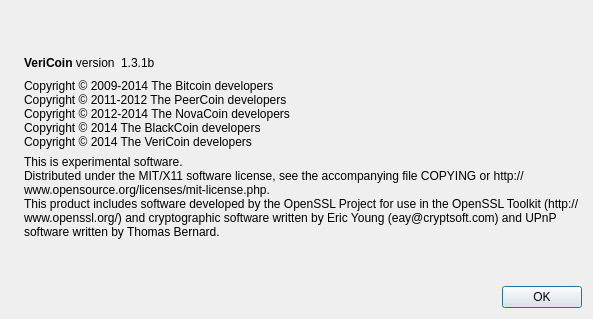
aidy813/master, file src/qt/forms/aboutdialog.ui: the form before one commit.
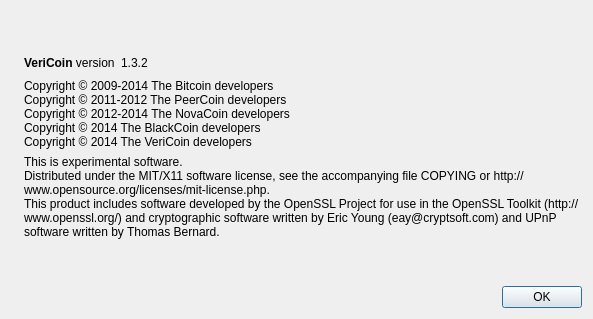
The form after the commit. Icons and pictures are not drawn.

Patch:
```diff
--- a/src/qt/forms/aboutdialog.ui
+++ b/src/qt/forms/aboutdialog.ui
@@ -63,7 +63,7 @@
           <cursorShape>IBeamCursor</cursorShape>
          </property>
          <property name="text">
-          <string notr="true">1.3.1b</string>
+          <string notr="true">1.3.2</string>
          </property>
          <property name="textInteractionFlags">
           <set>Qt::LinksAccessibleByMouse|Qt::TextSelectableByKeyboard|Qt::TextSelectableByMouse</set>
```
